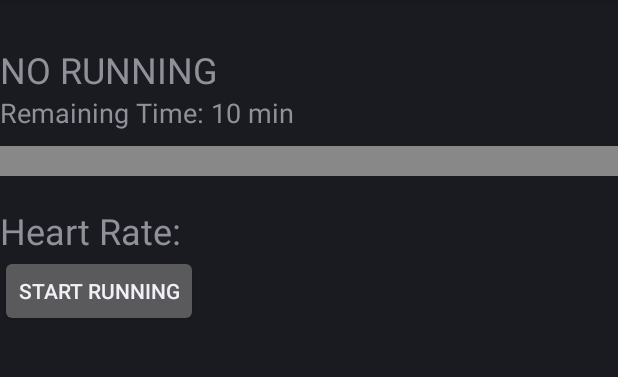
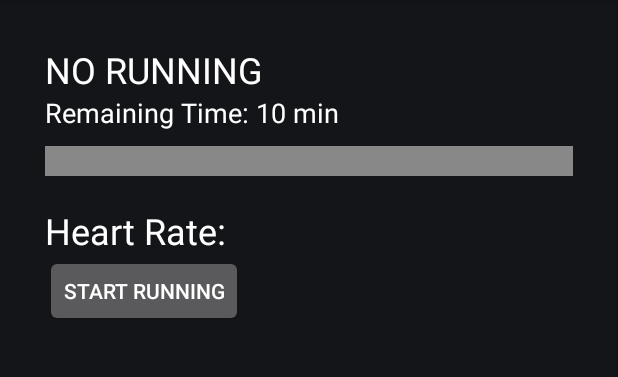
Before and after one commit to QuadeKang/burn, an Android app: the layout activity_main.xml on its own in the app's theme, with its tools: preview values and no code run, on a phone screen of 412 x 824 dp, the part 84-461 px from its top. Run offline under Robolectric (Android 15) with nearby library versions, the phone set to English and light mode, and no system bars.

Commit message:
글자 색깔

```diff
--- a/app/src/main/res/layout/activity_main.xml
+++ b/app/src/main/res/layout/activity_main.xml
@@ -16,12 +16,21 @@
             android:src="@raw/runbackground"
             android:adjustViewBounds="true"/>
 
+    <FrameLayout
+            android:layout_width="match_parent"
+            android:layout_height="match_parent"
+            android:background="#000000"
+            android:alpha="0.2"
+    />
+
     <ScrollView
             android:layout_width="match_parent"
             android:layout_height="match_parent">
 
         <!-- 나머지 UI 요소들을 RelativeLayout로 감싸줌 -->
         <LinearLayout
+                android:layout_marginLeft="30dp"
+                android:layout_marginRight="30dp"
                 android:layout_width="match_parent"
                 android:layout_height="wrap_content" android:orientation="vertical">
 
@@ -33,6 +42,7 @@
                     android:layout_height="wrap_content"
                     android:text="NO RUNNING"
                     android:textSize="24sp"
+                    android:textColor="#FFFFFF"
                     android:layout_marginTop="30dp" />
 
             <!-- 2. Remaining Time -->
@@ -41,6 +51,7 @@
                     android:layout_width="wrap_content"
                     android:layout_height="wrap_content"
                     android:text="Remaining Time: 10 min"
+                    android:textColor="#FFFFFF"
                     android:textSize="18sp" />
 
             <!-- 3. Custom Progress Bar -->
@@ -48,6 +59,7 @@
                     android:id="@+id/customProgressBar"
                     android:layout_width="match_parent"
                     android:layout_height="20dp"
+                    android:textColor="#FFFFFF"
                     android:layout_marginTop="10dp"
                     android:background="#CCCCCC" />
 
@@ -58,6 +70,7 @@
                     android:layout_height="wrap_content"
                     android:text="Heart Rate: "
                     android:textSize="24sp"
+                    android:textColor="#FFFFFF"
                     android:layout_marginTop="20dp" />
 
             <!-- 5. Start Running Button -->
@@ -65,12 +78,14 @@
                     android:id="@+id/runButton"
                     android:layout_width="wrap_content"
                     android:layout_height="wrap_content"
+                    android:textColor="#FFFFFF"
                     android:text="Start Running" />
 
             <TextView
                     android:id="@+id/targetHeartRateTextView"
                     android:layout_width="wrap_content"
                     android:layout_height="wrap_content"
+                    android:textColor="#FFFFFF"
                     android:text=""
                     android:textSize="18sp"
             />
@@ -79,6 +94,7 @@
                     android:id="@+id/messageTextView"
                     android:layout_width="200dp"
                     android:layout_height="50dp"
+                    android:textColor="#FFFFFF"
                     android:text=""
                     android:textSize="18sp"
             />
```
